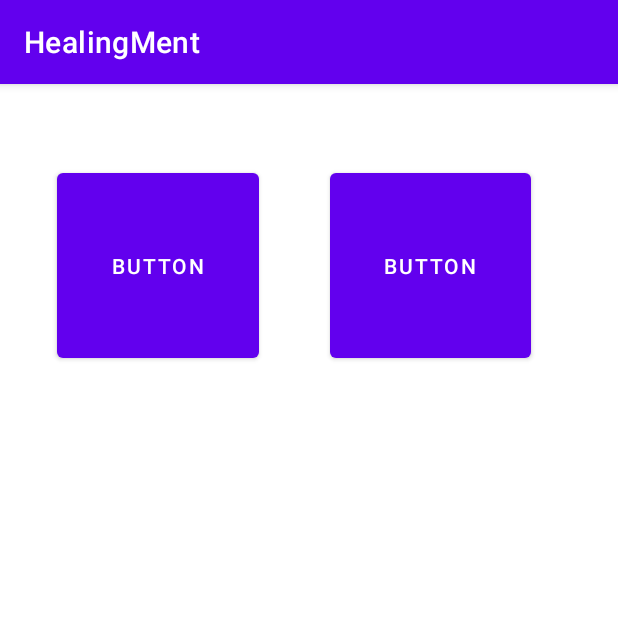
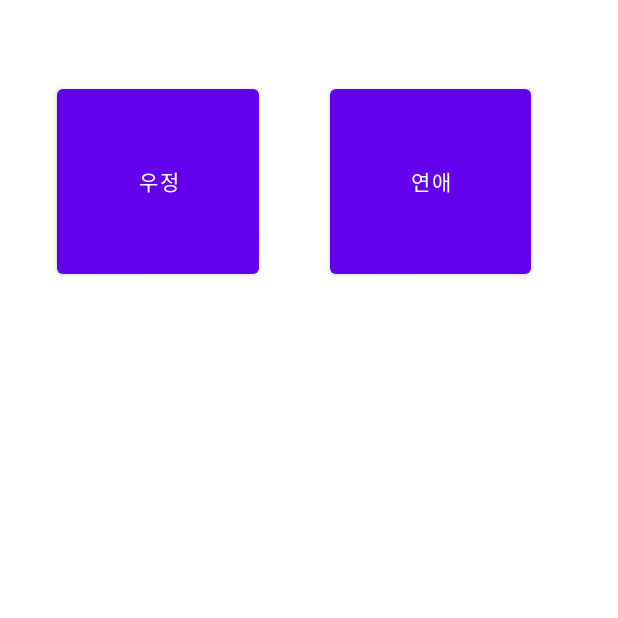
Before and after one commit to hshan608/HealingMent, an Android app: the screen it shows after launch (MainActivity), on a phone screen of 412 x 824 dp, the top half of it. Run offline under Robolectric (Android 15) with nearby library versions, the phone set to English and light mode, and no system bars.

Commit message:
인트로, 화면캡처 추가

```diff
--- a/app/src/main/java/com/example/healingment/MainActivity.java
+++ b/app/src/main/java/com/example/healingment/MainActivity.java
@@ -16,13 +16,9 @@ public class MainActivity extends AppCompatActivity {
 
 
         Button name_friend_btn = (Button) findViewById(R.id.friendbtn);
-        name_friend_btn.setOnClickListener(new View.OnClickListener(){
-
-            @Override
-            public void onClick(View view){
-                Intent intent = new Intent(getApplicationContext(), FriendActivity.class);
-                startActivity(intent);
-            }
+        name_friend_btn.setOnClickListener(view -> {
+            Intent intent = new Intent(getApplicationContext(), FriendActivity.class);
+            startActivity(intent);
         });
     }
 }
--- /dev/null
+++ b/app/src/main/java/com/example/healingment/introActivity.java
@@ -0,0 +1,27 @@
+package com.example.healingment;
+
+import android.content.Intent;
+import android.os.Bundle;
+import android.os.Handler;
+
+import androidx.appcompat.app.AppCompatActivity;
+
+public class introActivity extends AppCompatActivity {
+    @Override
+    public void onCreate(Bundle savedInstanceState) {
+        super.onCreate(savedInstanceState);
+        setContentView(R.layout.intro_activity); //xml , java 소스 연결
+        Handler handler = new Handler();
+        handler.postDelayed(() -> {
+            Intent intent = new Intent(getApplicationContext(), MainActivity.class);
+            startActivity(intent); //인트로 실행 후 바로 MainActivity로 넘어감.
+            finish();
+        }, 3000); //1초 후 인트로 실행
+    }
+
+    @Override
+    protected void onPause() {
+        super.onPause();
+        finish();
+    }
+}
--- a/app/src/main/res/layout/activity_friend.xml
+++ b/app/src/main/res/layout/activity_friend.xml
@@ -32,7 +32,7 @@
         </LinearLayout>
 
         <Button
-            android:id="@+id/copybtn"
+            android:id="@+id/screenshotbtn"
             android:layout_width="wrap_content"
             android:layout_height="wrap_content"
             android:layout_marginStart="142dp"
@@ -40,7 +40,8 @@
             android:text="Button"
             app:layout_constraintBottom_toBottomOf="parent"
             app:layout_constraintStart_toStartOf="parent"
-            app:layout_constraintTop_toBottomOf="@+id/maintxt" />
+            android:onClick="SreenshotButton"
+            />
 
     </androidx.constraintlayout.widget.ConstraintLayout>
 </androidx.constraintlayout.widget.ConstraintLayout>
--- a/app/src/main/res/layout/activity_main.xml
+++ b/app/src/main/res/layout/activity_main.xml
@@ -15,7 +15,7 @@
             android:layout_width="0dp"
             android:layout_height="135dp"
             android:layout_marginEnd="58dp"
-            android:text="Button"
+            android:text="@string/love"
             app:layout_constraintBaseline_toBaselineOf="@+id/friendbtn"
             app:layout_constraintEnd_toEndOf="parent"
             app:layout_constraintStart_toEndOf="@+id/friendbtn" />
@@ -27,7 +27,7 @@
             android:layout_marginStart="38dp"
             android:layout_marginTop="53dp"
             android:layout_marginEnd="47dp"
-            android:text="Button"
+            android:text="@string/friend"
             app:layout_constraintEnd_toStartOf="@+id/lovebtn"
             app:layout_constraintStart_toStartOf="parent"
             app:layout_constraintTop_toTopOf="parent" />
--- a/app/src/main/res/values/themes.xml
+++ b/app/src/main/res/values/themes.xml
@@ -12,5 +12,7 @@
         <!-- Status bar color. -->
         <item name="android:statusBarColor" tools:targetApi="l">?attr/colorPrimaryVariant</item>
         <!-- Customize your theme here. -->
+        <item name="windowNoTitle">true</item>
+        <item name="android:windowFullscreen">true</item>
     </style>
 </resources>
```
Also changed, not shown: app/src/main/AndroidManifest.xml (+6 -2 lines), app/src/main/java/com/example/healingment/FriendActivity.java (+75 -1 lines), app/src/main/res/layout/intro_activity.xml (added, +16 -0 lines), app/src/main/res/drawable/ttoonzzi_logo_1x.png (added).
